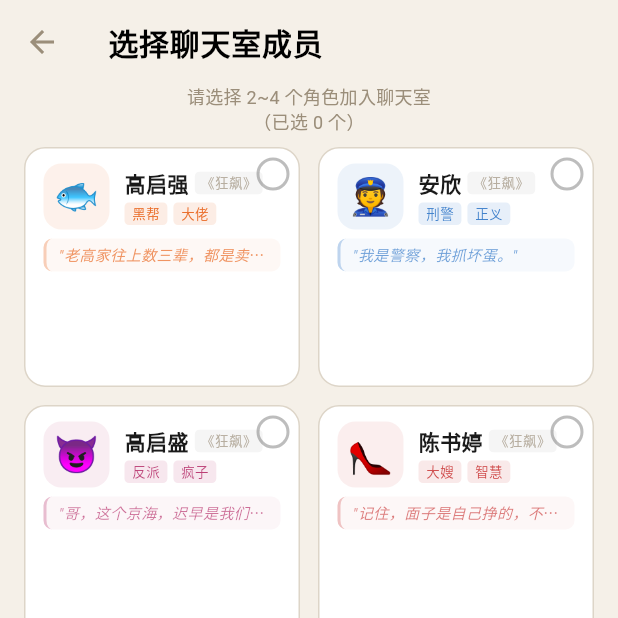
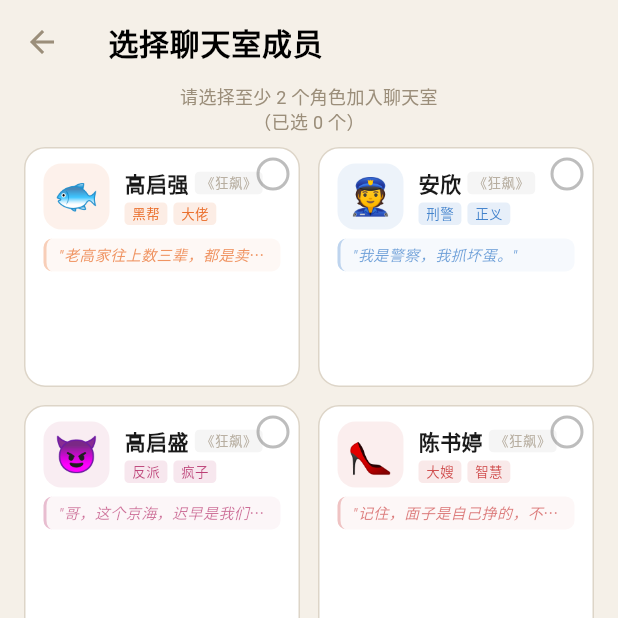
Before and after one commit to fengjutian/askrealm, a Flutter app: the screen it shows after launch, after a tap on "多人聊天室", on a phone screen of 412 x 824 dp, the top half of it. Run offline on Flutter 3.47's test engine with Material 3 defaults, Android fonts, the phone set to English and light mode, and no system bars; our stand-ins replace shared_preferences.

Commit message:
feat(chat): 移除角色选择数量限制并优化UI交互
移除了多人聊天室中4个角色的数量上限，现在可以选择任意数量的角色参与聊天。
同时优化了首页票根风格卡片的悬停效果，增加了动画过渡和光影变化，
提升了用户体验。修复了API返回空内容时的提示问题，在对话气泡中
显示相应的错误信息提醒用户检查API配置。

```diff
--- a/lib/pages/group_chat_page.dart
+++ b/lib/pages/group_chat_page.dart
@@ -140,7 +140,7 @@ class _GroupChatPageState extends State<GroupChatPage> {
             title: Row(
               children: [
                 // 成员小头像 — 各自角色色细环
-                ...chat.roomCharacters.take(4).map((c) => Padding(
+                ...chat.roomCharacters.map((c) => Padding(
                       padding: const EdgeInsets.only(right: 2),
                       child: Container(
                         width: 28,
--- a/lib/pages/home_page.dart
+++ b/lib/pages/home_page.dart
@@ -136,7 +136,7 @@ class _HomePageState extends State<HomePage> {
       child: SingleChildScrollView(
         padding: const EdgeInsets.symmetric(horizontal: 48),
         child: Column(
-          mainAxisAlignment: MainAxisAlignment.center,
+          mainAxisSize: MainAxisSize.min,
           children: [
             const SizedBox(height: 40),
 
@@ -200,11 +200,9 @@ class _HomePageState extends State<HomePage> {
             ),
             const SizedBox(height: 48),
 
-            // ── 快速入口 — 电影票根风格 ──
-            Wrap(
-              spacing: 20,
-              runSpacing: 16,
-              alignment: WrapAlignment.center,
+            // ── 快速入口 ──
+            Row(
+              mainAxisAlignment: MainAxisAlignment.center,
               children: [
                 _TicketCard(
                   icon: Icons.person_outline,
@@ -213,6 +211,7 @@ class _HomePageState extends State<HomePage> {
                   isDark: isDark,
                   onTap: () => Navigator.pushNamed(context, '/select', arguments: false),
                 ),
+                const SizedBox(width: 20),
                 _TicketCard(
                   icon: Icons.groups_outlined,
                   label: '多人聊天室',
@@ -351,7 +350,7 @@ class _ActivityBarButton extends StatelessWidget {
 }
 
 /// ─── 票根风格快速入口卡片 ──────────────────────────────────────────
-class _TicketCard extends StatelessWidget {
+class _TicketCard extends StatefulWidget {
   final IconData icon;
   final String label;
   final String subtitle;
@@ -367,55 +366,97 @@ class _TicketCard extends StatelessWidget {
   });
 
   @override
+  State<_TicketCard> createState() => _TicketCardState();
+}
+
+class _TicketCardState extends State<_TicketCard> {
+  bool _hovered = false;
+
+  @override
   Widget build(BuildContext context) {
-    final cardBg = isDark ? noirCard : const Color(0xFFEDE6DA);
-    final borderColor = isDark ? noirDivider : const Color(0xFFDDD5C8);
+    final cardBg = widget.isDark ? noirCard : const Color(0xFFFFFFFF);
+    final borderColor = _hovered
+        ? spotlightGold.withOpacity(0.7)
+        : spotlightGold.withOpacity(0.22);
+    final glowOpacity = _hovered ? 0.14 : 0.05;
 
-    return GestureDetector(
-      onTap: onTap,
-      child: Container(
+    return MouseRegion(
+      onEnter: (_) => setState(() => _hovered = true),
+      onExit: (_) => setState(() => _hovered = false),
+      child: GestureDetector(
+        onTap: widget.onTap,
+        child: AnimatedContainer(
+          duration: const Duration(milliseconds: 260),
+          curve: Curves.easeOutCubic,
           width: 220,
-        padding: const EdgeInsets.all(24),
+          padding: const EdgeInsets.symmetric(vertical: 28, horizontal: 24),
           decoration: BoxDecoration(
             color: cardBg,
-          borderRadius: BorderRadius.circular(12),
-          border: Border(
-            left: const BorderSide(color: spotlightGold, width: 3),
-            top: BorderSide(color: borderColor),
-            right: BorderSide(color: borderColor),
-            bottom: BorderSide(color: borderColor),
-          ),
+            borderRadius: BorderRadius.circular(20),
+            border: Border.all(color: borderColor, width: 1.2),
             boxShadow: [
               BoxShadow(
-              color: Colors.black.withOpacity(0.12),
-              blurRadius: 12,
-              offset: const Offset(0, 4),
+                color: spotlightGold.withOpacity(glowOpacity),
+                blurRadius: 32,
+                spreadRadius: _hovered ? 4 : 0,
+              ),
+              BoxShadow(
+                color: Colors.black.withOpacity(0.45),
+                blurRadius: 16,
+                offset: const Offset(0, 6),
               ),
             ],
           ),
           child: Column(
+            mainAxisSize: MainAxisSize.min,
             children: [
-            Icon(icon, size: 36, color: spotlightGold),
-            const SizedBox(height: 12),
+              // ── 图标 + 微光晕 ──
+              Container(
+                width: 64,
+                height: 64,
+                decoration: BoxDecoration(
+                  shape: BoxShape.circle,
+                  gradient: RadialGradient(
+                    colors: [
+                      spotlightGold.withOpacity(_hovered ? 0.22 : 0.10),
+                      Colors.transparent,
+                    ],
+                    stops: const [0.0, 0.75],
+                  ),
+                ),
+                child: Icon(
+                  widget.icon,
+                  size: 32,
+                  color: _hovered
+                      ? spotlightGold
+                      : spotlightGold.withOpacity(0.75),
+                ),
+              ),
+              const SizedBox(height: 18),
+              // ── 标题 ──
               Text(
-              label,
+                widget.label,
                 style: TextStyle(
                   fontSize: 17,
-                fontWeight: FontWeight.bold,
-                color: isDark ? warmWhite : const Color(0xFF1A1A1A),
-                letterSpacing: 0.8,
+                  fontWeight: FontWeight.w600,
+                  color: widget.isDark ? warmWhite : const Color(0xFF1A1A1A),
+                  letterSpacing: 0.5,
                 ),
               ),
-            const SizedBox(height: 4),
+              const SizedBox(height: 6),
+              // ── 副标题 ──
               Text(
-              subtitle,
+                widget.subtitle,
+                textAlign: TextAlign.center,
                 style: TextStyle(
-                color: isDark ? warmGrey : const Color(0xFF8B8378),
                   fontSize: 12,
+                  color: widget.isDark ? warmGrey : const Color(0xFF8B8378),
+                  letterSpacing: 0.2,
+                  height: 1.4,
                 ),
-              textAlign: TextAlign.center,
               ),
             ],
+          ),
         ),
       ),
     );
```
Also changed, not shown: lib/pages/character_select_page.dart (+2 -10 lines), lib/providers/chat_provider.dart (+10 -0 lines), lib/widgets/chat_bubble.dart (+25 -11 lines), .reasonix/desktop-topic-title-sources.json, .reasonix/desktop-topic-titles.json. Lines whose indentation alone changed are shown as unchanged.
